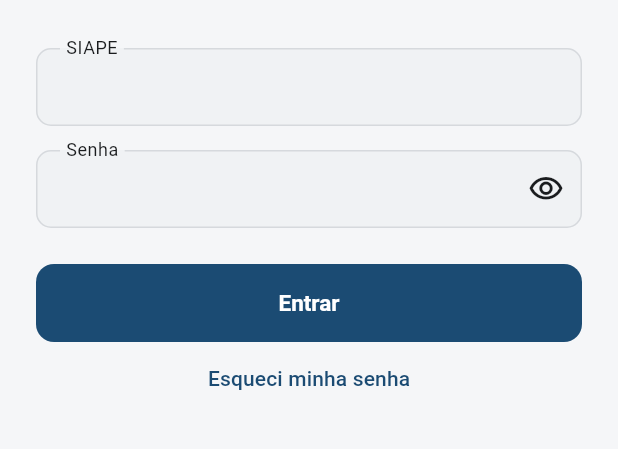
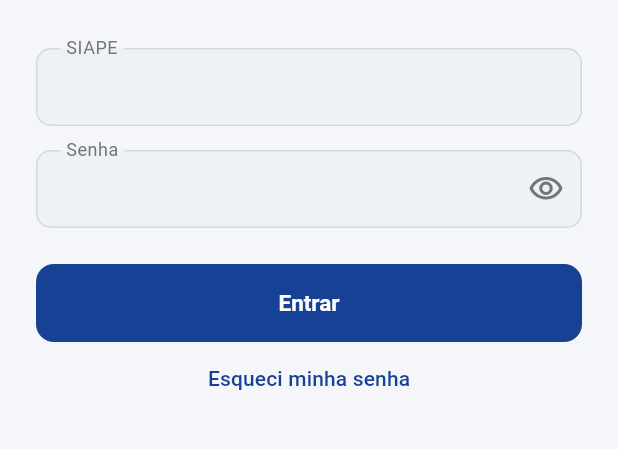
Before and after one commit to matheusgmello/gestao-riscos-mobile, a Flutter app: the screen it shows after launch, on a phone screen of 412 x 824 dp, the part 435-884 px from its top. Run offline on Flutter 3.47's test engine with Material 3 defaults, Android fonts, the light colour scheme and no system bars; our stand-ins replace connectivity_plus, dio, fl_chart, flutter_dotenv, flutter_secure_storage, go_router and 2 more; accounts and stored records are empty.

Commit message:
feat(mobile): tema escuro e paleta institucional UFSM
- Paleta de marca passa a usar o azul institucional da UFSM (#164194),
  com conjuntos completos de cores para tema claro e escuro em AppColors.
- AppTheme ganha light e dark; MaterialApp expõe theme/darkTheme/themeMode.
- Preferência de tema (sistema/claro/escuro) com seletor no Perfil,
  persistida em arquivo (sobrevive ao logout).
- Telas passam a resolver cores dependentes de tema via ColorScheme em
  vez das constantes fixas de AppColors.

```diff
--- a/mobile/lib/core/app_colors.dart
+++ b/mobile/lib/core/app_colors.dart
@@ -1,33 +1,70 @@
 import 'package:flutter/material.dart';
 
-/// Paleta base do app. Ajustar quando a identidade visual do sistema web
-/// UFSM for definida.
+/// Paleta do app.
+///
+/// Cores de marca seguem a identidade visual da UFSM (azul institucional,
+/// Pantone 654). Se o hex oficial for outro, trocar [ufsmAzul] e derivados.
+///
+/// As cores dependentes de tema (fundo, superfície, texto, borda) existem em
+/// dois conjuntos — `light*` e `dark*` — consumidos por `AppTheme`. Nas telas,
+/// prefira `Theme.of(context).colorScheme.*` a estas constantes.
 class AppColors {
-  static const primary = Color(0xFF1B4B73);
-  static const primaryDark = Color(0xFF123650);
-  static const primaryLight = Color(0xFF3A6E9C);
-  static const primarySurface = Color(0xFFE8F0F7);
+  // --- Marca UFSM (fixas nos dois temas) ---
+  static const ufsmAzul = Color(0xFF164194);
+  static const ufsmAzulEscuro = Color(0xFF0E2C6B);
+  static const ufsmAzulClaro = Color(0xFF5B84D6);
+
+  /// Compat: telas antigas ainda referenciam `AppColors.primary`.
+  static const primary = ufsmAzul;
+  static const primaryDark = ufsmAzulEscuro;
+  static const primaryLight = ufsmAzulClaro;
   static const textOnPrimary = Colors.white;
 
-  static const background = Color(0xFFF5F6F8);
-  static const surface = Colors.white;
+  // --- Tema claro ---
+  static const lightBackground = Color(0xFFF4F6FA);
+  static const lightSurface = Colors.white;
+  static const lightPrimarySurface = Color(0xFFE3ECFB);
+  static const lightOnPrimarySurface = ufsmAzulEscuro;
+  static const lightTextPrimary = Color(0xFF15181C);
+  static const lightTextSecondary = Color(0xFF43474E);
+  static const lightTextMuted = Color(0xFF71757C);
+  static const lightBorder = Color(0xFFD4D9E0);
+  static const lightField = Color(0xFFEEF1F5);
+  static const lightOutline = Color(0xFF9AA0A8);
+  static const lightContainerAlt = Color(0xFFE9ECF1);
 
-  static const textPrimary = Color(0xFF1A1C1E);
-  static const textSecondary = Color(0xFF44474A);
-  static const textMuted = Color(0xFF74777B);
+  // --- Tema escuro ---
+  static const darkBackground = Color(0xFF111318);
+  static const darkSurface = Color(0xFF1A1C22);
+  static const darkPrimary = Color(0xFF9EC0FF);
+  static const darkPrimarySurface = Color(0xFF243356);
+  static const darkOnPrimarySurface = Color(0xFFD9E4FF);
+  static const darkTextPrimary = Color(0xFFE3E5E9);
+  static const darkTextSecondary = Color(0xFFC2C5CC);
+  static const darkTextMuted = Color(0xFF8E9299);
+  static const darkBorder = Color(0xFF3A3D44);
+  static const darkField = Color(0xFF23262D);
+  static const darkOutline = Color(0xFF60646C);
+  static const darkContainerAlt = Color(0xFF262931);
+
+  // --- Legado (telas ainda usam) — mapeadas ao tema claro ---
+  static const background = lightBackground;
+  static const surface = lightSurface;
+  static const primarySurface = lightPrimarySurface;
+  static const textPrimary = lightTextPrimary;
+  static const textSecondary = lightTextSecondary;
+  static const textMuted = lightTextMuted;
   static const textHint = Color(0xFF9A9DA1);
+  static const border = lightBorder;
+  static const fieldBg = lightField;
+  static const grey100 = lightContainerAlt;
+  static const grey200 = lightBorder;
+  static const grey400 = lightOutline;
 
-  static const border = Color(0xFFD6D9DD);
-  static const fieldBg = Color(0xFFF0F2F4);
-
-  static const grey100 = Color(0xFFECEEF0);
-  static const grey200 = Color(0xFFD6D9DD);
-  static const grey400 = Color(0xFF9A9DA1);
-
-  static const error = Color(0xFFB3261E);
+  static const error = Color(0xFFBA1A1A);
   static const errorSurface = Color(0xFFF9DEDC);
 
-  // Faixas de nível de risco (produto probabilidade x impacto).
+  // --- Faixas de nível de risco (iguais nos dois temas) ---
   static const nivelBaixo = Color(0xFF2E7D32);
   static const nivelModerado = Color(0xFFF9A825);
   static const nivelAlto = Color(0xFFEF6C00);
--- a/mobile/lib/core/app_theme.dart
+++ b/mobile/lib/core/app_theme.dart
@@ -3,42 +3,87 @@ import 'package:flutter/material.dart';
 import 'app_colors.dart';
 
 class AppTheme {
-  static ThemeData get light {
-    const colorScheme = ColorScheme(
+  static ThemeData get light => _build(
+    scheme: const ColorScheme(
       brightness: Brightness.light,
-      primary: AppColors.primary,
-      onPrimary: AppColors.textOnPrimary,
-      primaryContainer: AppColors.primarySurface,
-      onPrimaryContainer: AppColors.primaryDark,
-      secondary: AppColors.primaryLight,
+      primary: AppColors.ufsmAzul,
+      onPrimary: Colors.white,
+      primaryContainer: AppColors.lightPrimarySurface,
+      onPrimaryContainer: AppColors.lightOnPrimarySurface,
+      secondary: AppColors.ufsmAzulClaro,
       onSecondary: Colors.white,
       error: AppColors.error,
       onError: Colors.white,
-      surface: AppColors.surface,
-      onSurface: AppColors.textPrimary,
-    );
+      surface: AppColors.lightSurface,
+      onSurface: AppColors.lightTextPrimary,
+      onSurfaceVariant: AppColors.lightTextMuted,
+      outline: AppColors.lightOutline,
+      surfaceContainerHighest: AppColors.lightContainerAlt,
+    ),
+    background: AppColors.lightBackground,
+    field: AppColors.lightField,
+    border: AppColors.lightBorder,
+    cardBorder: AppColors.lightContainerAlt,
+  );
+
+  static ThemeData get dark => _build(
+    scheme: const ColorScheme(
+      brightness: Brightness.dark,
+      primary: AppColors.darkPrimary,
+      onPrimary: AppColors.ufsmAzulEscuro,
+      primaryContainer: AppColors.darkPrimarySurface,
+      onPrimaryContainer: AppColors.darkOnPrimarySurface,
+      secondary: AppColors.darkPrimary,
+      onSecondary: AppColors.ufsmAzulEscuro,
+      error: Color(0xFFFFB4AB),
+      onError: Color(0xFF690005),
+      surface: AppColors.darkSurface,
+      onSurface: AppColors.darkTextPrimary,
+      onSurfaceVariant: AppColors.darkTextMuted,
+      outline: AppColors.darkOutline,
+      surfaceContainerHighest: AppColors.darkContainerAlt,
+    ),
+    background: AppColors.darkBackground,
+    field: AppColors.darkField,
+    border: AppColors.darkBorder,
+    cardBorder: AppColors.darkBorder,
+  );
+
+  static ThemeData _build({
+    required ColorScheme scheme,
+    required Color background,
+    required Color field,
+    required Color border,
+    required Color cardBorder,
+  }) {
+    final onPrimaryAppBar = scheme.brightness == Brightness.light
+        ? Colors.white
+        : scheme.onSurface;
+    final appBarBg = scheme.brightness == Brightness.light
+        ? AppColors.ufsmAzul
+        : scheme.surface;
 
     return ThemeData(
       useMaterial3: true,
-      colorScheme: colorScheme,
-      scaffoldBackgroundColor: AppColors.background,
-      appBarTheme: const AppBarTheme(
-        backgroundColor: AppColors.primary,
-        foregroundColor: Colors.white,
+      colorScheme: scheme,
+      scaffoldBackgroundColor: background,
+      appBarTheme: AppBarTheme(
+        backgroundColor: appBarBg,
+        foregroundColor: onPrimaryAppBar,
         elevation: 0,
         scrolledUnderElevation: 0,
         centerTitle: false,
         titleTextStyle: TextStyle(
-          color: Colors.white,
+          color: onPrimaryAppBar,
           fontSize: 18,
           fontWeight: FontWeight.bold,
         ),
       ),
       elevatedButtonTheme: ElevatedButtonThemeData(
         style: ElevatedButton.styleFrom(
-          backgroundColor: AppColors.primary,
-          foregroundColor: Colors.white,
-          disabledBackgroundColor: AppColors.grey200,
+          backgroundColor: scheme.primary,
+          foregroundColor: scheme.onPrimary,
+          disabledBackgroundColor: scheme.surfaceContainerHighest,
           minimumSize: const Size(double.infinity, 52),
           shape: RoundedRectangleBorder(
             borderRadius: BorderRadius.circular(12),
@@ -49,7 +94,7 @@ class AppTheme {
       ),
       inputDecorationTheme: InputDecorationTheme(
         filled: true,
-        fillColor: AppColors.fieldBg,
+        fillColor: field,
         alignLabelWithHint: true,
         floatingLabelBehavior: FloatingLabelBehavior.always,
         contentPadding: const EdgeInsets.symmetric(
@@ -58,23 +103,23 @@ class AppTheme {
         ),
         border: OutlineInputBorder(
           borderRadius: BorderRadius.circular(10),
-          borderSide: const BorderSide(color: AppColors.border),
+          borderSide: BorderSide(color: border),
         ),
         enabledBorder: OutlineInputBorder(
           borderRadius: BorderRadius.circular(10),
-          borderSide: const BorderSide(color: AppColors.border),
+          borderSide: BorderSide(color: border),
         ),
         focusedBorder: OutlineInputBorder(
           borderRadius: BorderRadius.circular(10),
-          borderSide: const BorderSide(color: AppColors.primary, width: 1.5),
+          borderSide: BorderSide(color: scheme.primary, width: 1.5),
         ),
       ),
       cardTheme: CardThemeData(
-        color: AppColors.surface,
+        color: scheme.surface,
         elevation: 0,
         shape: RoundedRectangleBorder(
           borderRadius: BorderRadius.circular(16),
-          side: const BorderSide(color: AppColors.grey100),
+          side: BorderSide(color: cardBorder),
         ),
         margin: EdgeInsets.zero,
       ),
--- /dev/null
+++ b/mobile/lib/core/preferencias.dart
@@ -0,0 +1,36 @@
+import 'dart:io';
+
+import 'package:flutter/material.dart';
+import 'package:path/path.dart' as p;
+import 'package:path_provider/path_provider.dart';
+
+/// Preferência de tema (claro/escuro/sistema). Guardada num arquivinho no
+/// diretório de documentos — sobrevive ao logout (que limpa o secure storage
+/// e o banco local).
+class Preferencias {
+  Preferencias._();
+
+  static final tema = ValueNotifier<ThemeMode>(ThemeMode.system);
+
+  static Future<File> _arquivo() async {
+    final dir = await getApplicationDocumentsDirectory();
+    return File(p.join(dir.path, 'tema.txt'));
+  }
+
+  static Future<void> carregar() async {
+    try {
+      final f = await _arquivo();
+      if (!f.existsSync()) return;
+      tema.value = ThemeMode.values.byName(f.readAsStringSync().trim());
+    } catch (_) {
+      // mantém o padrão (sistema)
+    }
+  }
+
+  static Future<void> definirTema(ThemeMode modo) async {
+    tema.value = modo;
+    try {
+      (await _arquivo()).writeAsStringSync(modo.name);
+    } catch (_) {}
+  }
+}
--- a/mobile/lib/features/admin/unidades_screen.dart
+++ b/mobile/lib/features/admin/unidades_screen.dart
@@ -2,7 +2,6 @@ import 'dart:async';
 
 import 'package:flutter/material.dart';
 
-import '../../core/app_colors.dart';
 import '../../core/app_feedback.dart';
 import '../../data/models/unidade_model.dart';
 import '../../data/services/token_service.dart';
@@ -211,7 +210,9 @@ class _UnidadesScreenState extends State<UnidadesScreen> {
       child: Chip(
         label: Text(valor ?? rotulo),
         avatar: const Icon(Icons.arrow_drop_down, size: 18),
-        backgroundColor: valor != null ? AppColors.primarySurface : null,
+        backgroundColor: valor != null
+            ? Theme.of(context).colorScheme.primaryContainer
+            : null,
       ),
     );
   }
--- a/mobile/lib/main.dart
+++ b/mobile/lib/main.dart
@@ -2,12 +2,14 @@ import 'package:flutter/material.dart';
 import 'package:flutter_dotenv/flutter_dotenv.dart';
 
 import 'core/app_theme.dart';
+import 'core/preferencias.dart';
 import 'data/services/token_service.dart';
 import 'routes/app_router.dart';
 
 Future<void> main() async {
   WidgetsFlutterBinding.ensureInitialized();
   await dotenv.load(fileName: '.env');
+  await Preferencias.carregar();
   runApp(const GestaoRiscoApp());
 }
 
@@ -17,11 +19,16 @@ class GestaoRiscoApp extends StatelessWidget {
   @override
   Widget build(BuildContext context) {
     final router = buildRouter(TokenService());
-    return MaterialApp.router(
-      title: 'Gestão de Risco UFSM',
-      debugShowCheckedModeBanner: false,
-      theme: AppTheme.light,
-      routerConfig: router,
+    return ValueListenableBuilder<ThemeMode>(
+      valueListenable: Preferencias.tema,
+      builder: (context, modo, _) => MaterialApp.router(
+        title: 'Gestão de Risco UFSM',
+        debugShowCheckedModeBanner: false,
+        theme: AppTheme.light,
+        darkTheme: AppTheme.dark,
+        themeMode: modo,
+        routerConfig: router,
+      ),
     );
   }
 }
```
Also changed, not shown: mobile/lib/features/admin/gestores_screen.dart (+5 -4 lines), mobile/lib/features/dashboard/dashboard_screen.dart (+14 -9 lines), mobile/lib/features/perfil/perfil_screen.dart (+38 -0 lines), mobile/lib/features/riscos/risco_detalhe_screen.dart (+9 -6 lines), mobile/lib/features/riscos/riscos_screen.dart (+11 -11 lines), mobile/lib/widgets/sync_status_bar.dart (+7 -5 lines).
